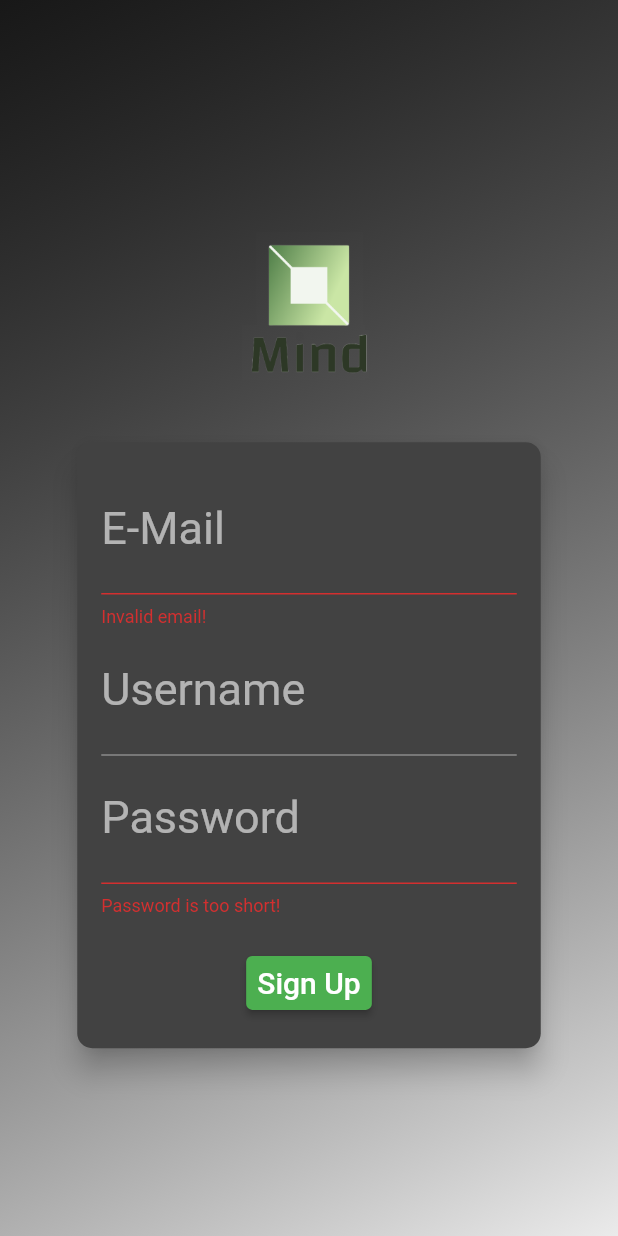
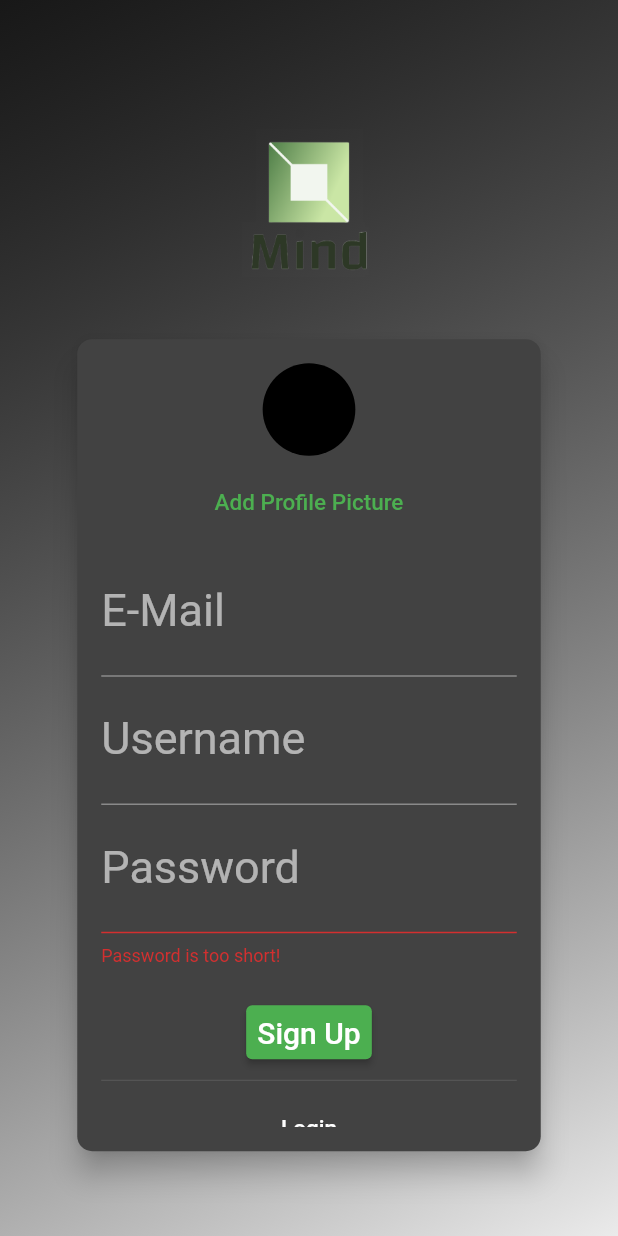
Before and after one commit to lopriorejosh/CSIS3126_LoPriore, a Flutter app: the screen it shows after launch, after a tap on "Login", after a tap on "Sign Up", on a phone screen of 412 x 824 dp. Run offline on Flutter 3.47's test engine with Material 2 defaults, Android fonts, the light colour scheme and no system bars; our stand-ins replace expandable_text, firebase_core, firebase_database, firebase_storage, google_fonts, image_picker and 2 more; accounts and stored records are empty; network calls fail; Roboto replaces fonts that are missing (Play).

Commit message:
Refactored user information and began adding storage for user profile pics

```diff
--- /dev/null
+++ b/mind/lib/Models/user_model.dart
@@ -0,0 +1,16 @@
+import 'dart:io';
+
+class User {
+  String? username;
+  String? email;
+  String? password;
+  String? UID;
+  File? profilePic;
+
+  User({this.username, this.email, this.password, this.UID, this.profilePic});
+
+  //convert json data to friend model
+  factory User.fromRTDB(Map<dynamic, dynamic> data) {
+    return User(username: data['username'], email: data['email']);
+  }
+}
--- a/mind/lib/Providers/auth_provider.dart
+++ b/mind/lib/Providers/auth_provider.dart
@@ -5,8 +5,10 @@
 import 'package:http/http.dart' as http;
 import 'package:shared_preferences/shared_preferences.dart';
 import 'package:firebase_database/firebase_database.dart';
+import 'package:firebase_storage/firebase_storage.dart';
 
 import '../Models/http_exception.dart';
+import '../Models/user_model.dart';
 import '../API/api_constants.dart';
 
 class AuthProvider with ChangeNotifier {
@@ -32,15 +34,15 @@
     return _UID;
   }
 
-  Future<void> signup(String? email, String? username, String? password) async {
+  Future<void> signup(User newUser) async {
     final url = Uri.parse(ApiConstants.newUserEndpoint);
     try {
       final response = await http.post(
         url,
         body: json.encode(
           {
-            'email': email,
-            'password': password,
+            'email': newUser.email,
+            'password': newUser.password,
             'returnSecureToken': true,
           },
         ),
@@ -59,7 +61,7 @@
         ),
       );
       //if signing up
-      addUsersToDatabase(email, username);
+      addUsersToDatabase(newUser);
 
       _autoLogout();
       notifyListeners();
@@ -76,15 +78,15 @@
     }
   }
 
-  Future<void> signIn(String? email, String? password) async {
+  Future<void> signIn(User user) async {
     final url = Uri.parse(ApiConstants.signInUserEndpoint);
     try {
       final response = await http.post(
         url,
         body: json.encode(
           {
-            'email': email,
-            'password': password,
+            'email': user.email,
+            'password': user.password,
             'returnSecureToken': true,
           },
         ),
@@ -160,13 +162,17 @@
   }
 
 //when an account is created set user in database
-  Future<void> addUsersToDatabase(String? email, String? username) async {
+  Future<void> addUsersToDatabase(User newUser) async {
     DatabaseReference ref = FirebaseDatabase.instance.ref('/users/$UID');
+    final storage = FirebaseStorage.instance
+        .ref()
+        .child('usersProfilePictures/$UID' + '.jpg');
 
     await ref.set({
-      "email": email,
-      "username": username,
+      "email": newUser.email,
+      "username": newUser.username,
     });
+    await storage.putFile(newUser.profilePic!);
   }
 
   Future<String> getAccountInfo(String? UID) async {
--- a/mind/lib/Screens/auth_page.dart
+++ b/mind/lib/Screens/auth_page.dart
@@ -1,4 +1,4 @@
-import 'dart:math';
+import 'dart:io';
 
 import 'package:flutter/material.dart';
 import 'package:provider/provider.dart';
@@ -7,6 +7,9 @@
 import '../Providers/auth_provider.dart';
 import '../Models/http_exception.dart';
 import '../Screens/home_page.dart';
+import '../Widgets/image_selection.dart';
+import '../Widgets/image_selection.dart';
+import '../Models/user_model.dart';
 
 enum AuthMode { Signup, Login }
 
@@ -45,7 +48,8 @@
                   child: Image.asset('lib/Assets/Mind Logo.png'),
                 ),
                 Flexible(
-                  flex: deviceSize.width > 600 ? 2 : 1,
+                  flex: 2,
+                  //flex: deviceSize.width > 600 ? 2 : 1,
                   child: AuthCard(),
                 ),
               ],
@@ -70,10 +74,17 @@
     'password': '',
     'username': '',
   };
+  User newUser =
+      User(username: '', email: '', password: '', UID: '', profilePic: null);
+
   var _isLoading = false;
   bool _signedIn = false;
 
   final _passwordController = TextEditingController();
+
+  void _pickedImage(File image) {
+    newUser.profilePic = image;
+  }
 
   void _showErrorDialog(String message) {
     showDialog(
@@ -103,8 +114,13 @@
 
   Future<void> _submit() async {
 //client side validate
+
     if (!_formKey.currentState!.validate()) {
       // Invalid!
+      return;
+    }
+    if (newUser.profilePic == null && _authMode == AuthMode.Signup) {
+      _showErrorDialog('Please provide a profile picture');
       return;
     }
     //save inputs
@@ -116,12 +132,14 @@
     try {
       if (_authMode == AuthMode.Login) {
         // Log user in
-        await Provider.of<AuthProvider>(context, listen: false)
-            .signIn(_authData['email'], _authData['password']);
+        await Provider.of<AuthProvider>(context, listen: false).signIn(
+            //_authData['email'], _authData['password']
+            newUser);
       } else {
         // Sign user up
         await Provider.of<AuthProvider>(context, listen: false).signup(
-            _authData['email'], _authData['username'], _authData['password']);
+            //_authData['email'], _authData['username'], _authData['password']
+            newUser);
       }
       setState(() {
         _isLoading = false;
@@ -145,18 +163,6 @@
       _showErrorDialog(errorMessage);
     } catch (error) {
       var errorMessage = "Could not authenticate. Please try again later.";
-
-      if (error.toString().contains('EMAIL_EXISTS')) {
-        errorMessage = "This email account is already taken";
-      } else if (error.toString().contains('INVALID_EMAIL')) {
-        errorMessage = "The provided email is not valid";
-      } else if (error.toString().contains('WEAK_PASSWORD')) {
-        errorMessage = "This password is too weak";
-      } else if (error.toString().contains('INVALID_PASSWORD')) {
-        errorMessage = "Invalid Password";
-      } else if (error.toString().contains('EMAIL_NOT_FOUND')) {
-        errorMessage = "Email Not Found";
-      }
       _showErrorDialog(errorMessage);
     }
     setState(() {
@@ -185,8 +191,9 @@
       ),
       elevation: 8.0,
       child: Container(
-        height: deviceSize.height * .5,
-        //_authMode == AuthMode.Signup ? 320 : 260,
+        height: _authMode == AuthMode.Signup
+            ? deviceSize.height * .85
+            : deviceSize.height * .45,
         constraints:
             BoxConstraints(minHeight: _authMode == AuthMode.Signup ? 320 : 260),
         width: deviceSize.width * 0.75,
@@ -196,6 +203,9 @@
           child: SingleChildScrollView(
             child: Column(
               children: <Widget>[
+                _authMode == AuthMode.Login
+                    ? Container()
+                    : ImageSelection(_pickedImage),
                 TextFormField(
                   decoration: const InputDecoration(labelText: 'E-Mail'),
                   keyboardType: TextInputType.emailAddress,
@@ -207,7 +217,8 @@
                     return null;
                   },
                   onSaved: (value) {
-                    _authData['email'] = value!;
+                    //_authData['email'] = value!;
+                    newUser.email = value!;
                   },
                 ),
                 _authMode == AuthMode.Login
@@ -224,7 +235,8 @@
                           return null;
                         },
                         onSaved: (value) {
-                          _authData['username'] = value!;
+                          //_authData['username'] = value!;
+                          newUser.username = value!;
                         },
                       ),
                 TextFormField(
@@ -237,7 +249,8 @@
                     }
                   },
                   onSaved: (value) {
-                    _authData['password'] = value!;
+                    //_authData['password'] = value!;
+                    newUser.password = value!;
                   },
                 ),
                 const SizedBox(
--- a/mind/lib/Screens/friend_lookup_page.dart
+++ b/mind/lib/Screens/friend_lookup_page.dart
@@ -1,7 +1,7 @@
 import 'package:flutter/material.dart';
 import 'package:provider/provider.dart';
 
-import '../Providers/friends_provider.dart';
+import '../Providers/account_provider.dart';
 import '../Widgets/my_drawer.dart';
 import '../Widgets/my_appbar.dart';
 
@@ -15,7 +15,7 @@
 class _FriendsLookupPageState extends State<FriendsLookupPage> {
   @override
   void initState() {
-    Provider.of<FriendsProvider>(context, listen: false).fetchFriends(context);
+    Provider.of<AccountProvider>(context, listen: false).fetchFriends(context);
     super.initState();
   }
 
@@ -32,7 +32,7 @@
 class MyFriendsList extends StatelessWidget {
   @override
   Widget build(BuildContext context) {
-    var friends = Provider.of<FriendsProvider>(context).friendsList;
+    var friends = Provider.of<AccountProvider>(context).friendsList;
 
     return ListView.builder(
         itemCount: friends.length,
--- a/mind/lib/Screens/home_page.dart
+++ b/mind/lib/Screens/home_page.dart
@@ -3,7 +3,7 @@
 import 'package:provider/provider.dart';
 
 import '../Providers/movies_provider.dart';
-import '../Providers/friends_provider.dart';
+import '../Providers/account_provider.dart';
 import '../Widgets/my_appbar.dart';
 import '../Widgets/top_movie.dart';
 import '../Widgets/row_of_movies.dart';
--- a/mind/lib/Widgets/friends_watched.dart
+++ b/mind/lib/Widgets/friends_watched.dart
@@ -1,5 +1,5 @@
 import 'package:flutter/material.dart';
-import 'package:mind/Providers/friends_provider.dart';
+import 'package:mind/Providers/account_provider.dart';
 import 'package:provider/provider.dart';
 
 import '../Models/friend_model.dart';
@@ -67,7 +67,7 @@
   @override
   Widget build(BuildContext context) {
     var popularMovies = Provider.of<MoviesProvider>(context).popularMovies;
-    var friends = Provider.of<FriendsProvider>(context).friendsList;
+    var friends = Provider.of<AccountProvider>(context).friendsList;
 
     return Column(
       children: [
--- /dev/null
+++ b/mind/lib/Widgets/image_selection.dart
@@ -0,0 +1,55 @@
+import 'dart:io';
+
+import 'package:flutter/material.dart';
+import 'package:image_picker/image_picker.dart';
+
+class ImageSelection extends StatefulWidget {
+  ImageSelection(this.imagePick);
+
+  final void Function(File pickedImage) imagePick;
+
+  @override
+  State<ImageSelection> createState() => _ImagePickerState();
+}
+
+class _ImagePickerState extends State<ImageSelection> {
+  File? _pickedImage;
+
+  Future<void> _pickImage() async {
+    final ImagePicker _picker = ImagePicker();
+    final XFile? image = await _picker.pickImage(source: ImageSource.gallery);
+
+    setState(() {
+      _pickedImage = File(image!.path);
+    });
+    widget.imagePick(File(image!.path));
+  }
+
+  @override
+  Widget build(BuildContext context) {
+    return SizedBox(
+      height: MediaQuery.of(context).size.height * .15,
+      width: MediaQuery.of(context).size.width,
+      child: Column(
+        children: [
+          Expanded(
+            child: CircleAvatar(
+              radius: 40,
+              backgroundImage:
+                  _pickedImage != null ? Image.file(_pickedImage!).image : null,
+            ),
+          ),
+          Expanded(
+            child: TextButton(
+              onPressed: _pickImage,
+              child: Text(
+                'Add Profile Picture',
+                style: TextStyle(color: Colors.green, fontSize: 15),
+              ),
+            ),
+          ),
+        ],
+      ),
+    );
+  }
+}
--- a/mind/lib/Widgets/my_drawer.dart
+++ b/mind/lib/Widgets/my_drawer.dart
@@ -1,4 +1,5 @@
 import 'package:flutter/material.dart';
+import 'package:mind/Providers/account_provider.dart';
 import 'package:provider/provider.dart';
 
 import '../Providers/auth_provider.dart';
@@ -6,8 +7,7 @@
 class MyDrawer extends StatelessWidget {
   @override
   Widget build(BuildContext context) {
-    final authProv = Provider.of<AuthProvider>(context);
-    final username = authProv.getAccountInfo(authProv.UID);
+    final accountInfo = Provider.of<AccountProvider>(context).myAccountInfo;
     return Drawer(
         child: ListView(
       children: [
@@ -15,7 +15,7 @@
           child: Column(
             children: [
               Expanded(child: Image.asset('lib/Assets/launcher_icon.png')),
-              Text('Welcome')
+              Text('Welcome' + accountInfo.username!)
             ],
           ),
         ),
--- a/mind/lib/main.dart
+++ b/mind/lib/main.dart
@@ -6,7 +6,7 @@
 
 import './Providers/movies_provider.dart';
 import './Providers/auth_provider.dart';
-import './Providers/friends_provider.dart';
+import 'Providers/account_provider.dart';
 import './Screens/auth_page.dart';
 import './Screens/home_page.dart';
 import './Screens/movie_description_page.dart';
@@ -23,7 +23,7 @@
   runApp(MultiProvider(
     providers: [
       ChangeNotifierProvider<MoviesProvider>(create: (_) => MoviesProvider()),
-      ChangeNotifierProvider<FriendsProvider>(create: (_) => FriendsProvider()),
+      ChangeNotifierProvider<AccountProvider>(create: (_) => AccountProvider()),
       ChangeNotifierProvider<AuthProvider>(create: (_) => AuthProvider()),
     ],
     child: MyApp(),
--- a/mind/pubspec.yaml
+++ b/mind/pubspec.yaml
@@ -46,6 +46,8 @@
   firebase_core: ^2.1.1
   firebase_database: ^10.0.4
   flutter_launcher_icons: ^0.10.0
+  image_picker: ^0.8.6
+  firebase_storage: ^11.0.4
 
 dev_dependencies:
   flutter_test:
```
Also changed, not shown: mind/lib/Providers/account_provider.dart (added, +89 -0 lines), mind/lib/Providers/friends_provider.dart (deleted, +0 -57 lines), mind/lib/Widgets/my_appbar.dart (+3 -8 lines), mind/lib/README.TXT (added), mind/pubspec.lock, 2 other files.
